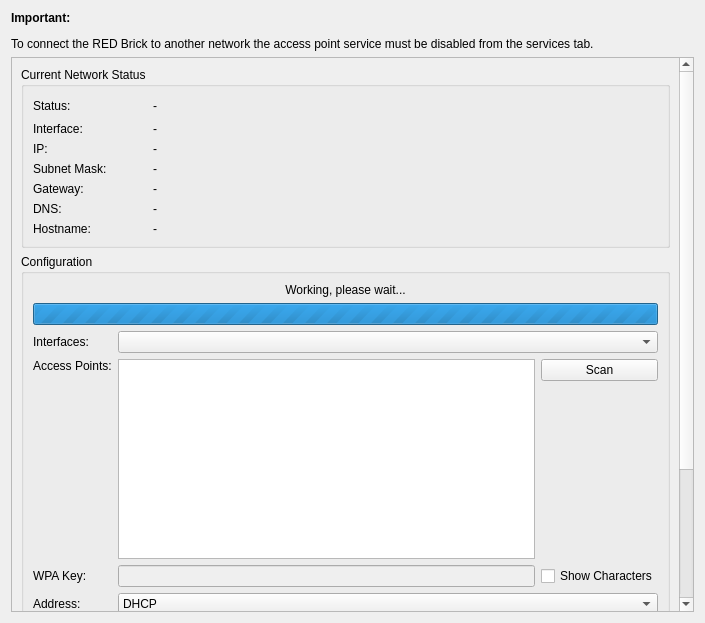
Tinkerforge/brickv, file src/brickv/plugin_system/plugins/red/ui/red_tab_settings_network.ui: the form before one commit.
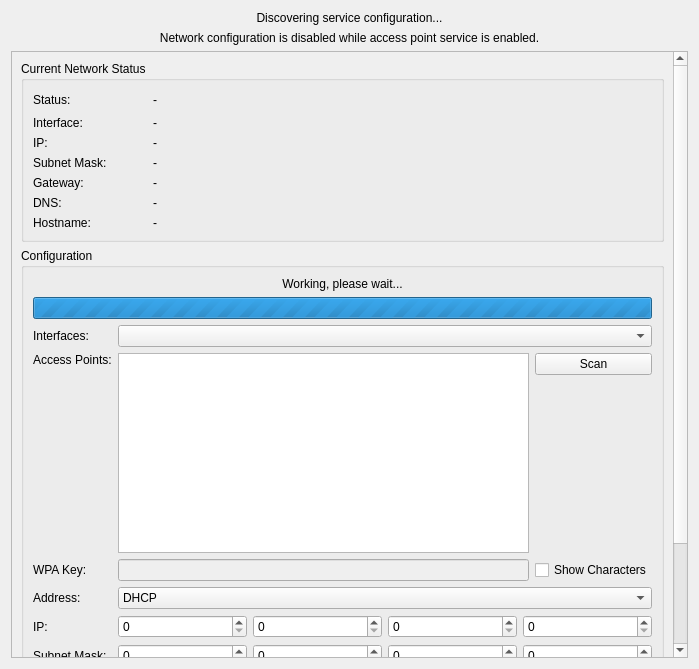
The form after the commit.

Commit message:
red-brick: Improve UI state during service discovery
Instead of showing the disabled UI show a label that says "discovering".
Also simplify the hint texts.

Patch:
```diff
--- a/src/brickv/plugin_system/plugins/red/ui/red_tab_settings_network.ui
+++ b/src/brickv/plugin_system/plugins/red/ui/red_tab_settings_network.ui
@@ -6,25 +6,28 @@
    <rect>
     <x>0</x>
     <y>0</y>
-    <width>705</width>
-    <height>623</height>
+    <width>699</width>
+    <height>669</height>
    </rect>
   </property>
   <property name="windowTitle">
    <string>Form</string>
   </property>
   <layout class="QGridLayout" name="gridLayout">
-   <item row="0" column="0">
+   <item row="1" column="0">
     <widget class="QLabel" name="label_net_disabled">
      <property name="text">
-      <string>&lt;html&gt;&lt;head/&gt;&lt;body&gt;&lt;p&gt;&lt;b&gt;Important:&lt;/b&gt;&lt;/p&gt;&lt;p&gt;To connect the RED Brick to another network the access point service must be disabled from the services tab.&lt;/p&gt;&lt;/body&gt;&lt;/html&gt;</string>
+      <string>Network configuration is disabled while access point service is enabled.</string>
+     </property>
+     <property name="alignment">
+      <set>Qt::AlignCenter</set>
      </property>
      <property name="wordWrap">
       <bool>true</bool>
      </property>
     </widget>
    </item>
-   <item row="1" column="0">
+   <item row="2" column="0">
     <widget class="QScrollArea" name="sarea_net">
      <property name="widgetResizable">
       <bool>true</bool>
@@ -34,7 +37,7 @@
        <rect>
         <x>0</x>
         <y>0</y>
-        <width>669</width>
+        <width>663</width>
         <height>803</height>
        </rect>
       </property>
@@ -602,6 +605,19 @@
      </widget>
     </widget>
    </item>
+   <item row="0" column="0">
+    <widget class="QLabel" name="label_net_discovering">
+     <property name="text">
+      <string>Discovering service configuration...</string>
+     </property>
+     <property name="alignment">
+      <set>Qt::AlignCenter</set>
+     </property>
+     <property name="wordWrap">
+      <bool>true</bool>
+     </property>
+    </widget>
+   </item>
   </layout>
  </widget>
  <tabstops>
```
The commit also changes 7 other files.
